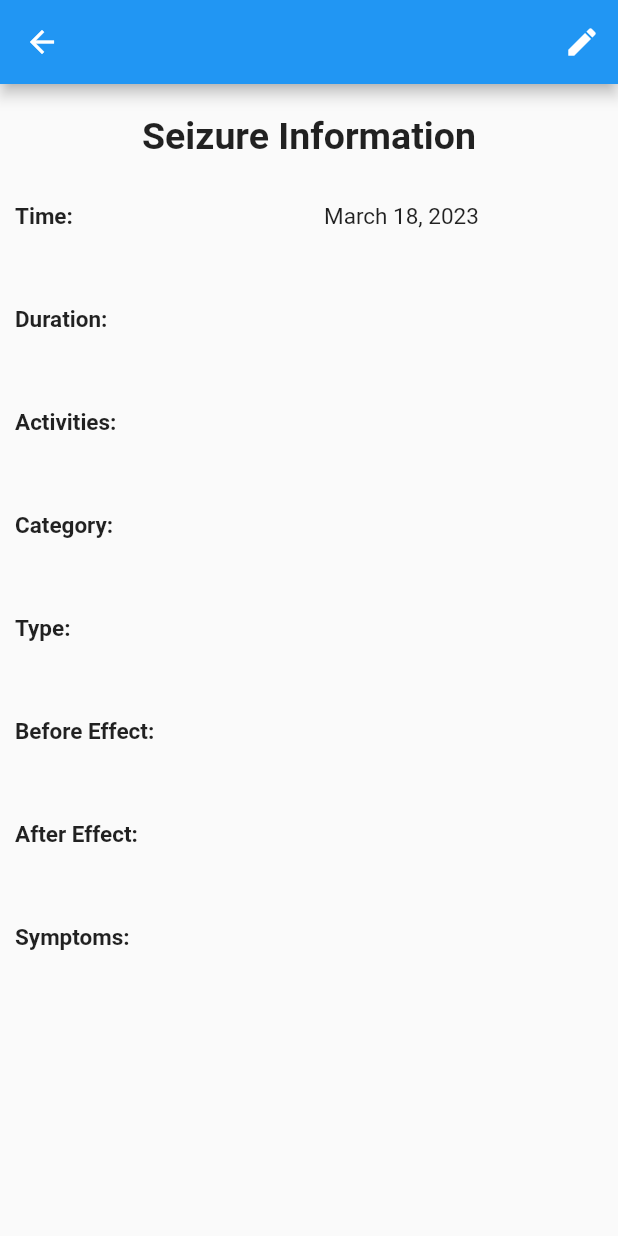
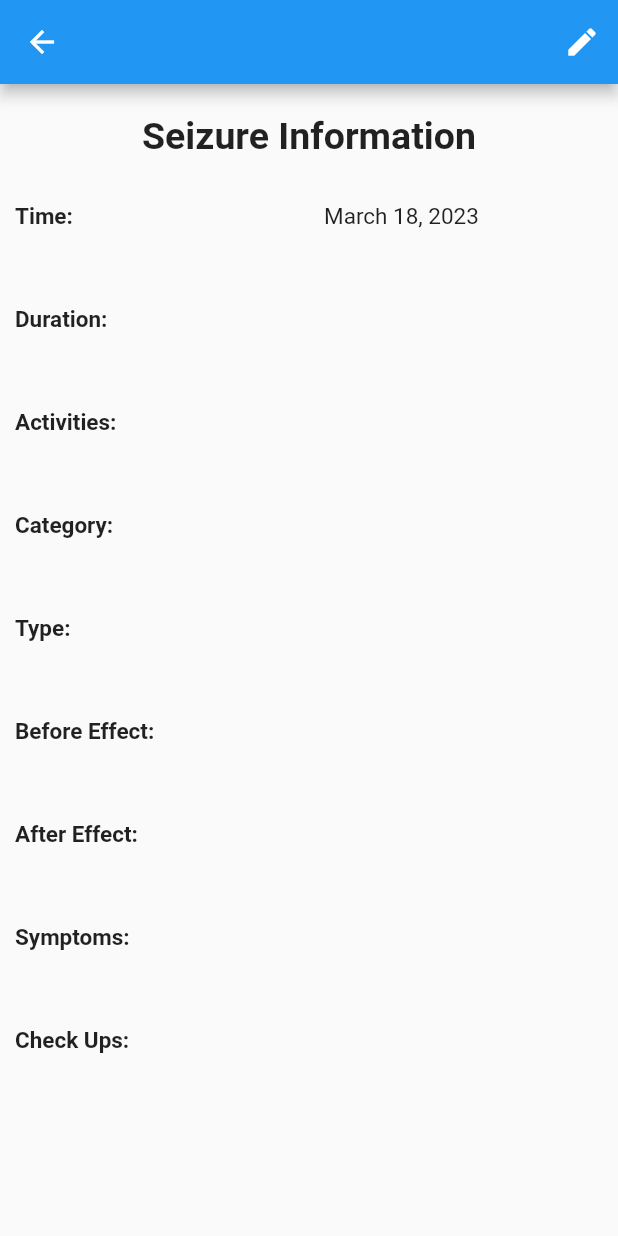
Before and after one commit to shmaiii/epilog-ubclaunchpad, a Flutter app: the entryDetail screen opened directly with empty values, on a phone screen of 412 x 824 dp. Run offline on Flutter 3.47's test engine with Material 2 defaults, Android fonts, the phone set to English and light mode, and no system bars; our stand-ins replace flutter_datetime_picker, flutter_secure_storage; missing offline and left inert: flutter_picker; accounts and stored records are empty; network calls fail.

Commit message:
Fixing the pages to have check ups and additional info

```diff
--- a/client/lib/model/userEntryModel.dart
+++ b/client/lib/model/userEntryModel.dart
@@ -20,7 +20,7 @@ class UserEntryModel {
       afterEffects: json['afterEffects'],
       symptoms: json['symptoms'],
       checkUps: Map<String, bool>.from(json['checkUps']),
-      additionalInfo: json['additional_info'],
+      additionalInfo: json['additionalInfo'],
     );
     return UserEntryModel(userId: userId, entry: model);
   }
--- a/client/lib/pages/entryDetail.dart
+++ b/client/lib/pages/entryDetail.dart
@@ -31,13 +31,12 @@ class _editState extends State<entryDetail> with AutomaticKeepAliveClientMixin {
           IconButton(
             icon: Icon(Icons.edit),
             onPressed: () {
-              Navigator.pushNamed(context, '/entryEdit', arguments: {
-                "userId": this.userId,
-                "entry": this.entry
-              }).then((updatedEntry) {
+              Navigator.pushNamed(context, '/entryEdit',
+                      arguments: {"userId": this.userId, "entry": this.entry})
+                  .then((updatedEntry) {
                 if (updatedEntry != null) {
                   setState(() {
-                        entry =  updatedEntry as EntriesModel;
+                    entry = updatedEntry as EntriesModel;
                   });
                 }
               });
@@ -58,13 +57,102 @@ class _editState extends State<entryDetail> with AutomaticKeepAliveClientMixin {
               ),
             ),
           ),
+          // SingleChildScrollView(
+          //   child: Column(
+          //     children: [
+          //       Flexible(
+          //         child: GridView.count(
+          //           crossAxisCount: 2,
+          //           childAspectRatio: 3 / 1,
+          //           shrinkWrap: true,
+          //           children: <Widget>[
+          //             Flexible(
+          //               child: _gridChildrenContainerKey("Time:"),
+          //             ),
+          //             Flexible(
+          //               child: _gridChildrenContainerValue(
+          //                   DateFormat.yMMMMd().format(entry.dateTime)),
+          //             ),
+          //             Flexible(
+          //               child: _gridChildrenContainerKey("Duration:"),
+          //             ),
+          //             Flexible(
+          //               child: _gridChildrenContainerValue(entry.duration),
+          //             ),
+          //             Flexible(
+          //               child: _gridChildrenContainerKey("Activities:"),
+          //             ),
+          //             Flexible(
+          //               child: _gridChildrenContainerValue(entry.activities),
+          //             ),
+          //             Flexible(
+          //               child: _gridChildrenContainerKey("Category:"),
+          //             ),
+          //             Flexible(
+          //               child: _gridChildrenContainerValue(entry.category),
+          //             ),
+          //             Flexible(
+          //               child: _gridChildrenContainerKey("Type:"),
+          //             ),
+          //             Flexible(
+          //               child: _gridChildrenContainerValue(entry.type),
+          //             ),
+          //             Flexible(
+          //               child: _gridChildrenContainerKey("Before Effect:"),
+          //             ),
+          //             Flexible(
+          //               child: _gridChildrenContainerValue(entry.beforeEffects),
+          //             ),
+          //             Flexible(
+          //               child: _gridChildrenContainerKey("After Effect:"),
+          //             ),
+          //             Flexible(
+          //               child: _gridChildrenContainerValue(entry.afterEffects),
+          //             ),
+          //             Flexible(
+          //               child: _gridChildrenContainerKey("Symptoms:"),
+          //             ),
+          //             Flexible(
+          //               child: _gridChildrenContainerValue(entry.symptoms),
+          //             ),
+          //             Flexible(
+          //               child: Container(
+          //                 margin: const EdgeInsets.all(20),
+          //                 child: Column(
+          //                   children: entry.checkUps.entries.map((entry) {
+          //                     if (entry.value) {
+          //                       return CheckboxListTile(
+          //                         title: Text(entry.key),
+          //                         value: true,
+          //                         onChanged: null,
+          //                       );
+          //                     } else {
+          //                       return Container();
+          //                     }
+          //                   }).toList(),
+          //                 ),
+          //               ),
+          //             ),
+          //           ],
+          //         ),
+          //       ),
+          //     ],
+          //   ),
+          // ),
           Expanded(
-            child: GridView.count(
+            child: SingleChildScrollView(
+              child: Column(
+                mainAxisSize: MainAxisSize.min,
+                children: <Widget>[
+                  GridView.count(
                     crossAxisCount: 2,
                     childAspectRatio: 3 / 1,
+                    shrinkWrap: true,
+                    physics: NeverScrollableScrollPhysics(),
                     children: <Widget>[
                       _gridChildrenContainerKey("Time:"),
-                _gridChildrenContainerValue(DateFormat.yMMMMd().format(entry.dateTime)),
+                      _gridChildrenContainerValue(
+                          DateFormat.yMMMMd().format(entry.dateTime)),
                       _gridChildrenContainerKey("Duration:"),
                       _gridChildrenContainerValue(entry.duration),
                       _gridChildrenContainerKey("Activities:"),
@@ -79,8 +167,8 @@ class _editState extends State<entryDetail> with AutomaticKeepAliveClientMixin {
                       _gridChildrenContainerValue(entry.afterEffects),
                       _gridChildrenContainerKey("Symptoms:"),
                       _gridChildrenContainerValue(entry.symptoms),
+                      _gridChildrenContainerKey("Check Ups:"),
                     ],
-            ),
                   ),
                   Container(
                     margin: const EdgeInsets.all(20),
@@ -96,6 +184,10 @@ class _editState extends State<entryDetail> with AutomaticKeepAliveClientMixin {
                           return Container();
                         }
                       }).toList(),
+                    ),
+                  ),
+                ],
+              ),
             ),
           ),
         ],
```
Also changed, not shown: client/lib/pages/entryEdit.dart (+56 -21 lines). Lines whose indentation alone changed are shown as unchanged.
